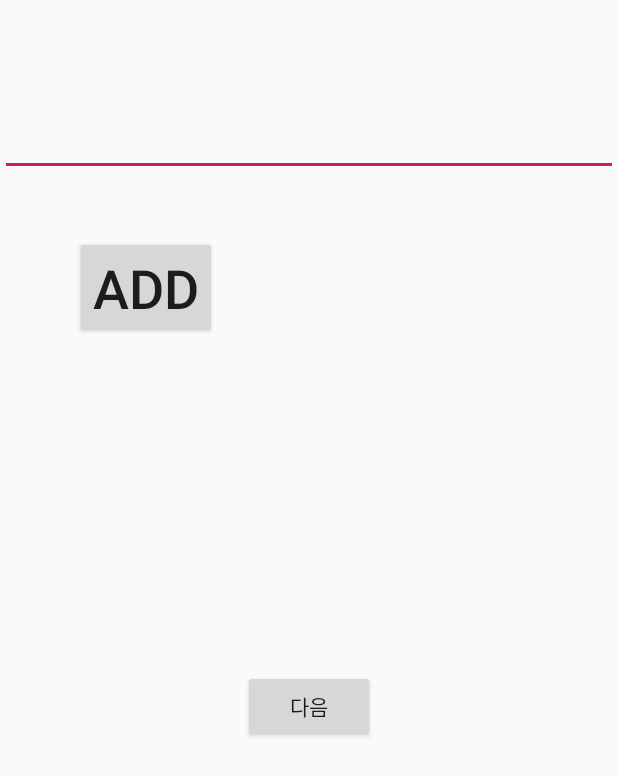
After one commit to leechg31/AndroidCleanArchitecture_Jetpack, an Android app: the layout section3_activity_third.xml on its own in the app's theme, with its tools: preview values and no code run, on a phone screen of 412 x 824 dp. The commit adds this screen. Shown: the top 776 px of the screen. Run offline under Robolectric (Android 15) with nearby library versions, the phone set to English and light mode, and no system bars.

Commit message:
section3 ViewModelFactory

```diff
--- /dev/null
+++ b/app/src/main/res/layout/section3_activity_third.xml
@@ -0,0 +1,57 @@
+<?xml version="1.0" encoding="utf-8"?>
+<layout xmlns:android="http://schemas.android.com/apk/res/android"
+    xmlns:app="http://schemas.android.com/apk/res-auto"
+    xmlns:tools="http://schemas.android.com/tools">
+
+    <androidx.constraintlayout.widget.ConstraintLayout
+        android:layout_width="match_parent"
+        android:layout_height="match_parent">
+
+        <EditText
+            android:id="@+id/input_edit_text2"
+            android:layout_width="wrap_content"
+            android:layout_height="wrap_content"
+            android:ems="10"
+            android:inputType="number"
+            android:textSize="36sp"
+            app:layout_constraintBottom_toBottomOf="parent"
+            app:layout_constraintEnd_toEndOf="parent"
+            app:layout_constraintHorizontal_bias="0.323"
+            app:layout_constraintStart_toStartOf="parent"
+            app:layout_constraintTop_toTopOf="parent"
+            app:layout_constraintVertical_bias="0.064" />
+
+        <Button
+            android:id="@+id/insert_button2"
+            android:layout_width="wrap_content"
+            android:layout_height="wrap_content"
+            android:layout_marginStart="50dp"
+            android:layout_marginTop="40dp"
+            android:text="Add"
+            android:textSize="36sp"
+            app:layout_constraintStart_toStartOf="parent"
+            app:layout_constraintTop_toBottomOf="@+id/input_edit_text2" />
+
+        <TextView
+            android:id="@+id/result_text_view2"
+            android:layout_width="wrap_content"
+            android:layout_height="wrap_content"
+            android:layout_marginStart="45dp"
+            android:layout_marginTop="32dp"
+            android:layout_marginEnd="41dp"
+            android:textSize="36sp"
+            app:layout_constraintEnd_toEndOf="@+id/insert_button2"
+            app:layout_constraintStart_toStartOf="parent"
+            app:layout_constraintTop_toBottomOf="@+id/insert_button2" />
+
+        <Button
+            android:id="@+id/intent_button5"
+            android:layout_width="wrap_content"
+            android:layout_height="wrap_content"
+            android:text="다음"
+            app:layout_constraintBottom_toBottomOf="parent"
+            app:layout_constraintEnd_toEndOf="parent"
+            app:layout_constraintStart_toStartOf="parent"
+            app:layout_constraintTop_toBottomOf="@+id/input_edit_text2" />
+    </androidx.constraintlayout.widget.ConstraintLayout>
+</layout>
```
Also changed, not shown: app/src/main/java/com/anushka/demo/section3/view/ThirdActivity3.kt (added, +30 -0 lines), app/src/main/java/com/anushka/demo/section3/viewmodel/ThirdActivity3ViewModel.kt (added, +17 -0 lines), app/src/main/java/com/anushka/demo/section3/viewmodel/ThirdActivity3ViewModelFactory.kt (added, +15 -0 lines), app/src/main/res/layout/section3_activity_second.xml (+6 -6 lines).
